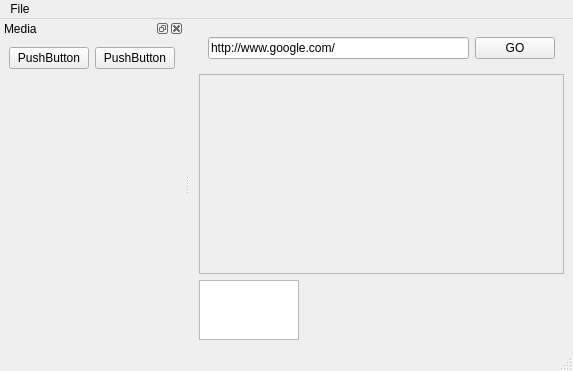
This is openshot/windows/ui/main.ui in OpenShot/openshot-qt as Qt 5 draws it before an edit. The edited form follows.
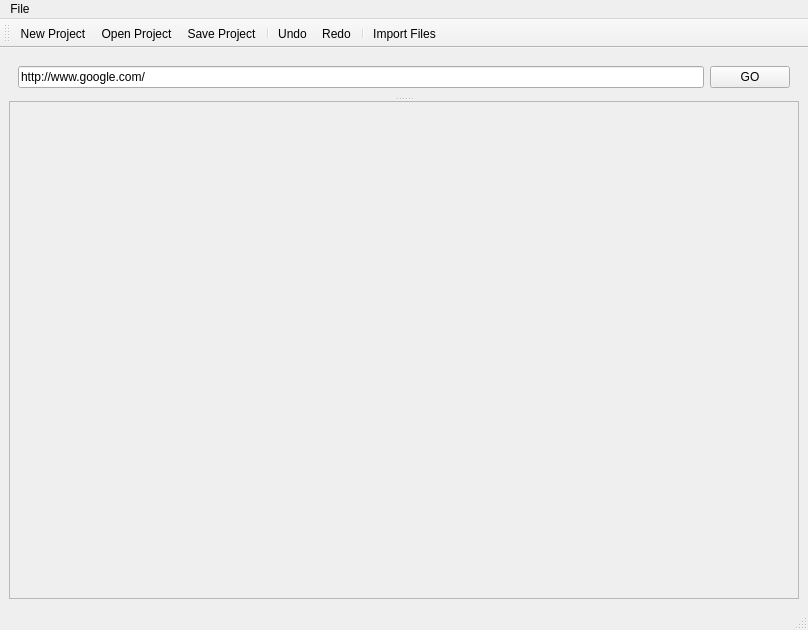
This is the edited form. Icons and pictures are not drawn.

What changed in the file:
```diff
--- a/openshot/windows/ui/main.ui
+++ b/openshot/windows/ui/main.ui
@@ -6,8 +6,8 @@
    <rect>
     <x>0</x>
     <y>0</y>
-    <width>573</width>
-    <height>371</height>
+    <width>808</width>
+    <height>630</height>
    </rect>
   </property>
   <property name="sizePolicy">
@@ -44,6 +44,10 @@
    </property>
    <layout class="QVBoxLayout" name="verticalLayout">
     <item>
+     <widget class="QSplitter" name="splitter">
+      <property name="orientation">
+       <enum>Qt::Vertical</enum>
+      </property>
      <widget class="QFrame" name="frameTools">
       <property name="sizePolicy">
        <sizepolicy hsizetype="Preferred" vsizetype="Preferred">
@@ -92,8 +96,6 @@
        </item>
       </layout>
      </widget>
-    </item>
-    <item>
      <widget class="QFrame" name="frameWeb">
       <property name="frameShape">
        <enum>QFrame::StyledPanel</enum>
@@ -117,21 +119,6 @@
        </item>
       </layout>
      </widget>
-    </item>
-    <item>
-     <widget class="QGraphicsView" name="graphicsView">
-      <property name="minimumSize">
-       <size>
-        <width>100</width>
-        <height>60</height>
-       </size>
-      </property>
-      <property name="maximumSize">
-       <size>
-        <width>100</width>
-        <height>60</height>
-       </size>
-      </property>
      </widget>
     </item>
    </layout>
@@ -141,7 +128,7 @@
     <rect>
      <x>0</x>
      <y>0</y>
-     <width>573</width>
+     <width>808</width>
      <height>21</height>
     </rect>
    </property>
@@ -155,48 +142,31 @@
    <addaction name="menuFile"/>
   </widget>
   <widget class="QStatusBar" name="statusbar"/>
-  <widget class="QDockWidget" name="dockWidget">
+  <widget class="QToolBar" name="toolBar">
    <property name="windowTitle">
-    <string>Media</string>
+    <string>toolBar</string>
    </property>
-   <attribute name="dockWidgetArea">
-    <number>1</number>
+   <attribute name="toolBarArea">
+    <enum>TopToolBarArea</enum>
    </attribute>
-   <widget class="QWidget" name="dockWidgetContents">
-    <layout class="QGridLayout" name="gridLayout">
-     <item row="0" column="0">
-      <widget class="QPushButton" name="pushButton">
-       <property name="text">
-        <string>PushButton</string>
-       </property>
-      </widget>
-     </item>
-     <item row="0" column="1">
-      <widget class="QPushButton" name="pushButton_3">
-       <property name="text">
-        <string>PushButton</string>
-       </property>
-      </widget>
-     </item>
-     <item row="1" column="0">
-      <spacer name="verticalSpacer_2">
-       <property name="orientation">
-        <enum>Qt::Vertical</enum>
-       </property>
-       <property name="sizeHint" stdset="0">
-        <size>
-         <width>20</width>
-         <height>40</height>
-        </size>
-       </property>
-      </spacer>
-     </item>
-    </layout>
-   </widget>
+   <attribute name="toolBarBreak">
+    <bool>false</bool>
+   </attribute>
+   <addaction name="actionNew"/>
+   <addaction name="actionOpen"/>
+   <addaction name="actionSave"/>
+   <addaction name="separator"/>
+   <addaction name="actionUndo"/>
+   <addaction name="actionRedo"/>
+   <addaction name="separator"/>
+   <addaction name="actionImportFiles"/>
   </widget>
   <action name="actionNew">
    <property name="text">
-    <string>New</string>
+    <string>New Project...</string>
+   </property>
+   <property name="toolTip">
+    <string>New Project...</string>
    </property>
   </action>
   <action name="actionShow_Browser">
@@ -207,6 +177,75 @@
     <bool>false</bool>
    </property>
   </action>
+  <action name="actionOpen">
+   <property name="text">
+    <string>Open Project...</string>
+   </property>
+   <property name="toolTip">
+    <string>Open Project...</string>
+   </property>
+  </action>
+  <action name="actionSave">
+   <property name="text">
+    <string>Save Project</string>
+   </property>
+   <property name="toolTip">
+    <string>Save Project</string>
+   </property>
+  </action>
+  <action name="actionUndo">
+   <property name="text">
+    <string>Undo</string>
+   </property>
+  </action>
+  <action name="actionSaveAs">
+   <property name="text">
+    <string>Save Project As...</string>
+   </property>
+   <property name="toolTip">
+    <string>Save Project As...</string>
+   </property>
+  </action>
+  <action name="actionRecent">
+   <property name="text">
+    <string>Recent Projects</string>
+   </property>
+   <property name="toolTip">
+    <string>Recent Projects</string>
+   </property>
+  </action>
+  <action name="actionImportFiles">
+   <property name="text">
+    <string>Import Files...</string>
+   </property>
+   <property name="toolTip">
+    <string>Import Files...</string>
+   </property>
+  </action>
+  <action name="actionImportImageSequence">
+   <property name="text">
+    <string>Import Image Sequence...</string>
+   </property>
+   <property name="toolTip">
+    <string>Import Image Sequence...</string>
+   </property>
+  </action>
+  <action name="actionImportTransition">
+   <property name="text">
+    <string>Import New Transition...</string>
+   </property>
+   <property name="toolTip">
+    <string>Import New Transition...</string>
+   </property>
+  </action>
+  <action name="actionRedo">
+   <property name="text">
+    <string>Redo</string>
+   </property>
+   <property name="toolTip">
+    <string>Redo</string>
+   </property>
+  </action>
  </widget>
  <resources/>
  <connections/>
```
Left out of the diff: 9 changed lines with no effect on the pictures. Lines whose indentation alone changed are shown as unchanged.
